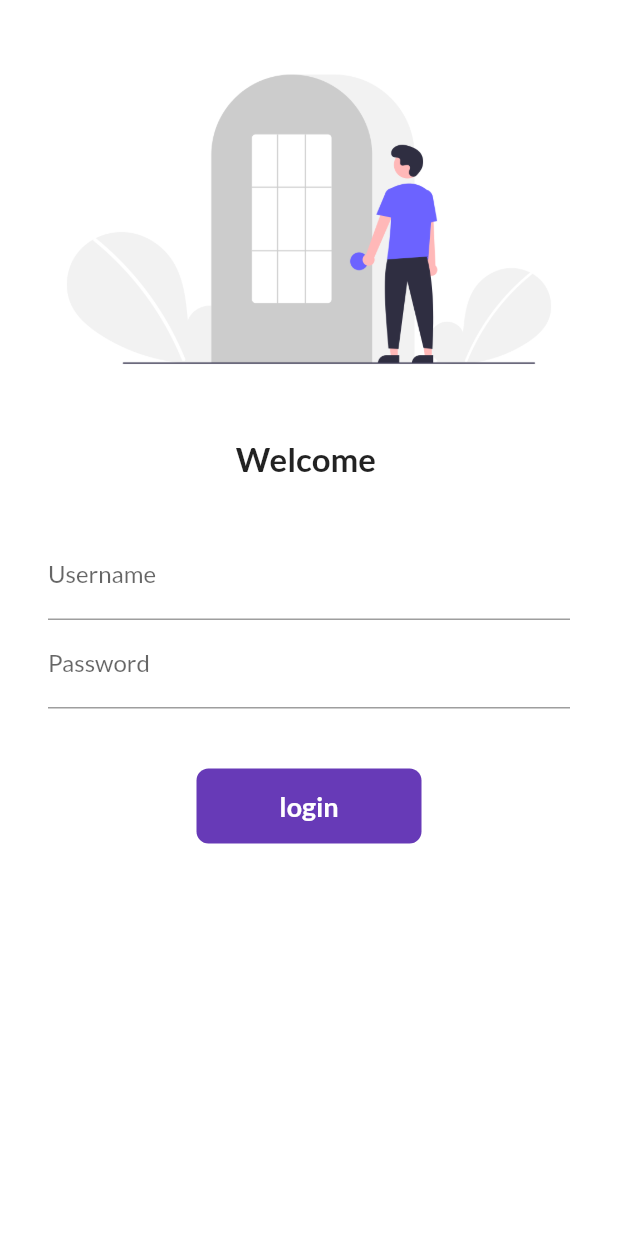
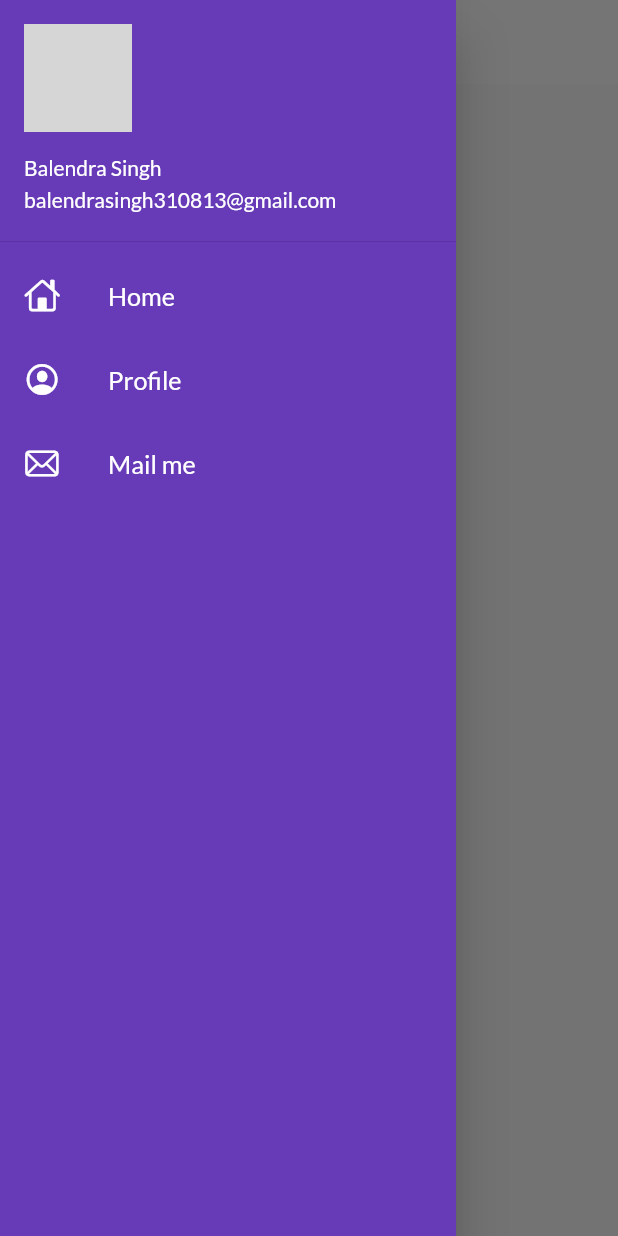
Before and after one commit to Balendrasingh2210/Catalogue-app, a Flutter app: the screen it shows after launch, with the side drawer open (before the commit the screen has no drawer), on a phone screen of 412 x 824 dp. Run offline on Flutter 3.47's test engine with Material 2 defaults, Android fonts, the phone set to English and light mode, and no system bars; our stand-ins replace google_fonts; missing offline and left inert: dart:ffi; network calls fail; grey boxes are pictures that could not be loaded.

Commit message:
theme extracted

```diff
--- a/lib/Screens/home_screen.dart
+++ b/lib/Screens/home_screen.dart
@@ -1,4 +1,6 @@
 import 'package:flutter/material.dart';
+
+import '../widgets/drawer.dart';
 
 class HomePage extends StatelessWidget {
   const HomePage({super.key});
@@ -7,13 +9,20 @@ class HomePage extends StatelessWidget {
   Widget build(BuildContext context) {
     return Scaffold(
       appBar: AppBar(
-        title: Center(child: Text('Catalogue App')),
+        title: Text(
+          'Catalog App',
+          style: TextStyle(color: Colors.black),
+        ),
+        centerTitle: true,
       ),
       body: Center(
         child: Container(
-          child: Text('Welcome to the Catalogue App'),
+          child: Text(
+            'Welcome to the Catalog App',
+          ),
         ),
       ),
+      drawer: MyDrawer(),
     );
   }
 }
--- a/lib/main.dart
+++ b/lib/main.dart
@@ -3,6 +3,7 @@ import 'package:shopping_app/Screens/home_screen.dart';
 import 'package:shopping_app/Screens/login_screen.dart';
 import 'package:google_fonts/google_fonts.dart';
 import 'package:shopping_app/utils/routes.dart';
+import 'package:shopping_app/widgets/themes.dart';
 
 void main() {
   runApp(MyApp());
@@ -14,15 +15,11 @@ class MyApp extends StatelessWidget {
   @override
   Widget build(BuildContext context) {
     return MaterialApp(
-      // home: HomePage(),
-      themeMode: ThemeMode.light,
-      theme: ThemeData(
-        primarySwatch: Colors.deepPurple,
-        fontFamily: GoogleFonts.lato().fontFamily,
-      ),
-      darkTheme: ThemeData(
-        brightness: Brightness.dark,
-      ),
+      theme: MyTheme.LightTheme(context),
+      // home: HomePage()
+      darkTheme: MyTheme.DarkTheme(context),
+      debugShowCheckedModeBanner: false,
+      initialRoute: MyRoutes.homeRoute,
       routes: {
         "/": (context) => LoginScreen(),
         MyRoutes.homeRoute: (context) => HomePage(),
--- /dev/null
+++ b/lib/widgets/drawer.dart
@@ -0,0 +1,67 @@
+import 'package:flutter/cupertino.dart';
+import 'package:flutter/material.dart';
+
+class MyDrawer extends StatelessWidget {
+  const MyDrawer({super.key});
+
+  @override
+  Widget build(BuildContext context) {
+    final imageUrl =
+        "https://pbs.twimg.com/profile_images/1584960310188068864/gRXu2RXE_400x400.jpg";
+    return Drawer(
+      child: Container(
+        color: Colors.deepPurple,
+        child: ListView(
+          padding: EdgeInsets.zero,
+          children: [
+            DrawerHeader(
+              padding: EdgeInsets.zero,
+              // margin: EdgeInsets.zero,
+              child: UserAccountsDrawerHeader(
+                margin: EdgeInsets.zero,
+                accountName: Text("Balendra Singh"),
+                accountEmail: Text("balendrasingh310813@gmail.com"),
+                currentAccountPicture: CircleAvatar(
+                  backgroundImage: NetworkImage(imageUrl),
+                ),
+              ),
+            ),
+            ListTile(
+              leading: Icon(
+                CupertinoIcons.home,
+                color: Colors.white,
+              ),
+              title: Text(
+                "Home",
+                textScaleFactor: 1.2,
+                style: TextStyle(color: Colors.white),
+              ),
+            ),
+            ListTile(
+              leading: Icon(
+                CupertinoIcons.profile_circled,
+                color: Colors.white,
+              ),
+              title: Text(
+                "Profile",
+                textScaleFactor: 1.2,
+                style: TextStyle(color: Colors.white),
+              ),
+            ),
+            ListTile(
+              leading: Icon(
+                CupertinoIcons.mail,
+                color: Colors.white,
+              ),
+              title: Text(
+                "Mail me",
+                textScaleFactor: 1.2,
+                style: TextStyle(color: Colors.white),
+              ),
+            ),
+          ],
+        ),
+      ),
+    );
+  }
+}
--- /dev/null
+++ b/lib/widgets/themes.dart
@@ -0,0 +1,17 @@
+import 'package:flutter/material.dart';
+import 'package:google_fonts/google_fonts.dart';
+
+class MyTheme {
+  static ThemeData LightTheme(BuildContext context) => ThemeData(
+        primarySwatch: Colors.deepPurple,
+        fontFamily: GoogleFonts.lato().fontFamily,
+        appBarTheme: AppBarTheme(
+          color: Colors.white,
+          elevation: 0.0,
+          iconTheme: IconThemeData(color: Colors.black),
+        ),
+      );
+  static ThemeData DarkTheme(BuildContext context) => ThemeData(
+        brightness: Brightness.dark,
+      );
+}
```
Also changed, not shown: lib/Screens/login_screen.dart (+44 -26 lines), assets/images/welcome.png (added).
